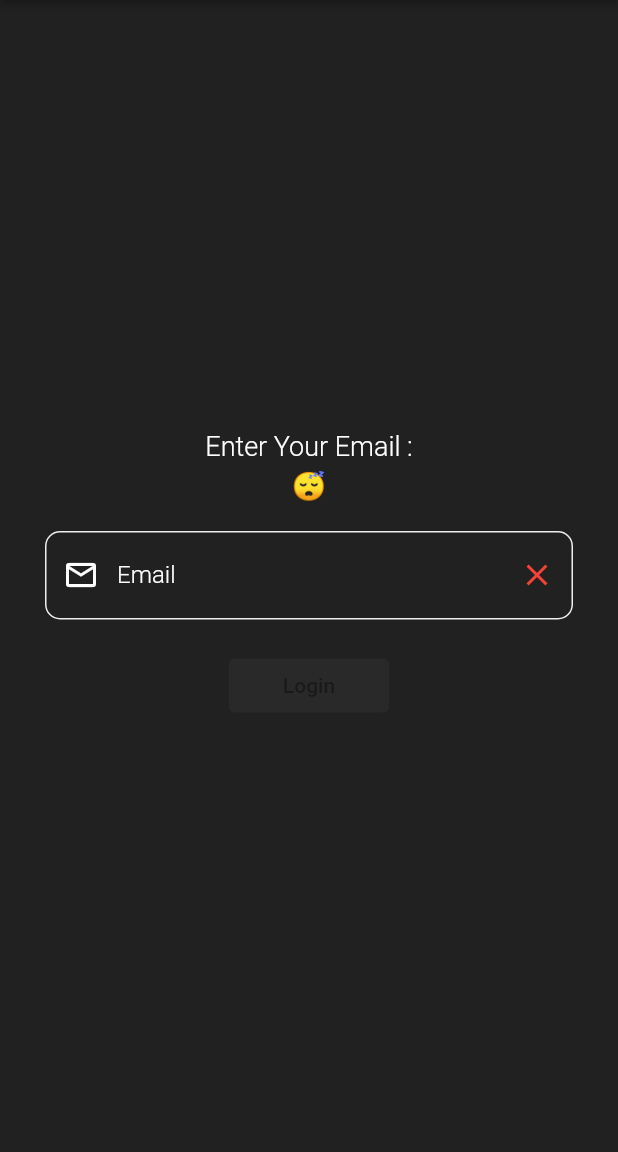
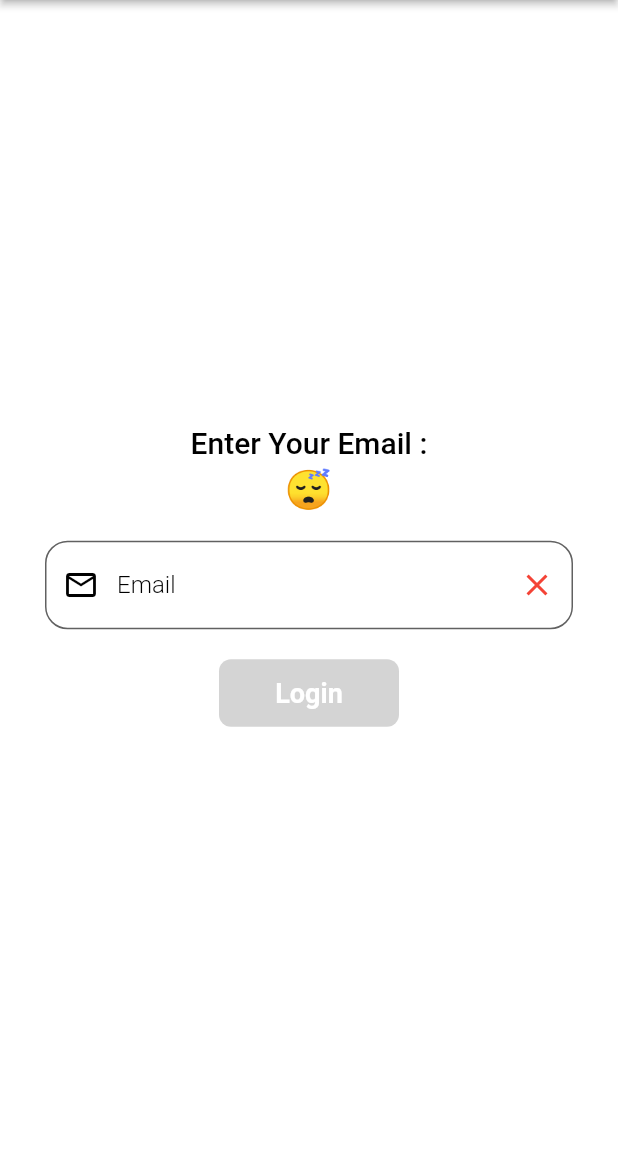
Before and after one commit to AmirBayat0/Email-Validator-with-RegExp-in-Flutter, a Flutter app: the screen it shows after launch, on a phone screen of 412 x 824 dp, the part 84-1236 px from its top. Run offline on Flutter 3.47's test engine with Material 2 defaults, Android fonts, the phone set to English and light mode, and no system bars; our stand-ins replace google_fonts, validators; Roboto replaces fonts that are missing (Ubuntu).

Commit message:
New Version!

```diff
--- a/flutter_email_validator/lib/main.dart
+++ b/flutter_email_validator/lib/main.dart
@@ -1,6 +1,19 @@
 import 'package:flutter/material.dart';
+import 'view/validate.dart';
 
-import 'view/validate.dart';
+//
+// Created by CodeWithFlexZ
+// Tutorials on my YouTube
+//
+//! Instagram
+//! @CodeWithFlexZ
+//
+//? GitHub
+//? AmirBayat0
+//
+//* YouTube
+//* Programming with FlexZ
+//
 
 void main() {
   runApp(const MyApp());
@@ -14,7 +27,7 @@ class MyApp extends StatelessWidget {
     return const MaterialApp(
       debugShowCheckedModeBanner: false,
       title: 'Flutter Email Validator ',
-      home: MainPage(),
+      home: FinalView(),
     );
   }
 }
--- a/flutter_email_validator/lib/view/validate.dart
+++ b/flutter_email_validator/lib/view/validate.dart
@@ -1,17 +1,18 @@
 import 'package:flutter/cupertino.dart';
 import 'package:flutter/material.dart';
+import 'package:google_fonts/google_fonts.dart';
 import 'package:validators/validators.dart';
 
 import '../view/home.dart';
 
-class MainPage extends StatefulWidget {
-  const MainPage({Key? key}) : super(key: key);
+class FinalView extends StatefulWidget {
+  const FinalView({Key? key}) : super(key: key);
 
   @override
-  State<MainPage> createState() => _MainPageState();
+  State<FinalView> createState() => _FinalViewState();
 }
 
-class _MainPageState extends State<MainPage> {
+class _FinalViewState extends State<FinalView> {
   TextEditingController textEditingController = TextEditingController();
   bool isEmailCorrect = false;
 
@@ -22,27 +23,23 @@ class _MainPageState extends State<MainPage> {
   }
 
   dynamic snackBar = SnackBar(
+    backgroundColor: Colors.green,
     duration: const Duration(milliseconds: 1500),
-    content: const Text("Your Registration Complete"),
+    content: const Text("Congrats!😁 Your Registration Complete"),
     action: SnackBarAction(
       label: 'Got it',
+      textColor: Colors.white,
       onPressed: () {},
     ),
   );
 
-  /////////////////////////////////////
-  //@CodeWithFlexz on Instagram
-  //
-  //AmirBayat0 on Github
-  //Programming with Flexz on Youtube
-  /////////////////////////////////////
   @override
   Widget build(BuildContext context) {
     var size = MediaQuery.of(context).size;
     return GestureDetector(
       onTap: () => FocusManager.instance.primaryFocus?.unfocus(),
       child: Scaffold(
-          backgroundColor: Colors.grey[900],
+          backgroundColor: Colors.white,
           appBar: AppBar(
             backgroundColor:
                 isEmailCorrect == false ? Colors.redAccent : Colors.green,
@@ -57,13 +54,13 @@ class _MainPageState extends State<MainPage> {
             child: Column(
               mainAxisAlignment: MainAxisAlignment.center,
               children: [
-                const Text(
+                Text(
                   "Enter Your Email :",
                   textAlign: TextAlign.center,
-                  style: TextStyle(
-                    color: Colors.white,
-                    fontSize: 18,
-                    fontWeight: FontWeight.w300,
+                  style: GoogleFonts.ubuntu(
+                    color: Colors.black,
+                    fontSize: 20,
+                    fontWeight: FontWeight.w500,
                   ),
                 ),
                 const SizedBox(
@@ -72,9 +69,9 @@ class _MainPageState extends State<MainPage> {
                 Text(
                   isEmailCorrect == false ? "😴" : "😁",
                   textAlign: TextAlign.center,
-                  style: const TextStyle(
-                    color: Colors.white,
-                    fontSize: 18,
+                  style: GoogleFonts.ubuntu(
+                    color: Colors.black,
+                    fontSize: 25,
                     fontWeight: FontWeight.w300,
                   ),
                 ),
@@ -95,15 +92,21 @@ class _MainPageState extends State<MainPage> {
     );
   }
 
-  ElevatedButton buildLoginButton(BuildContext context) {
-    return ElevatedButton(
+  Widget buildLoginButton(BuildContext context) {
+    return SizedBox(
+      width: 120,
+      height: 45,
+      child: ElevatedButton(
         onPressed: isEmailCorrect == false
             ? null
             : () {
                 ScaffoldMessenger.of(context).showSnackBar(snackBar);
-              Future.delayed(const Duration(milliseconds: 1500)).then((value) {
-                Navigator.push(context,
-                    CupertinoPageRoute(builder: (context) => const HomePage()));
+                Future.delayed(const Duration(milliseconds: 1500))
+                    .then((value) {
+                  Navigator.push(
+                      context,
+                      CupertinoPageRoute(
+                          builder: (context) => const HomePage()));
                 });
 
                 textEditingController.clear();
@@ -111,16 +114,28 @@ class _MainPageState extends State<MainPage> {
                 setState(() {});
               },
         style: ButtonStyle(
+          shape: MaterialStatePropertyAll(
+              RoundedRectangleBorder(borderRadius: BorderRadius.circular(8))),
           backgroundColor: isEmailCorrect == false
-            ? MaterialStateProperty.all(const Color.fromARGB(255, 41, 41, 41))
+              ? MaterialStateProperty.all(Color.fromARGB(255, 212, 212, 212))
               : MaterialStateProperty.all(Colors.green),
         ),
-      child: const Padding(
-          padding: EdgeInsets.symmetric(horizontal: 20), child: Text("Login")),
+        child: Padding(
+          padding: EdgeInsets.symmetric(horizontal: 20),
+          child: Text(
+            "Login",
+            style: GoogleFonts.ubuntu(
+              color: Colors.white,
+              fontSize: 18,
+              fontWeight: FontWeight.bold,
+            ),
+          ),
+        ),
+      ),
     );
   }
 
-  TextField textField() {
+  Widget textField() {
     return TextField(
       controller: textEditingController,
       onChanged: (val) {
@@ -128,18 +143,18 @@ class _MainPageState extends State<MainPage> {
           isEmailCorrect = isEmail(val);
         });
       },
-      style: const TextStyle(color: Colors.white),
+      style: GoogleFonts.ubuntu(color: Colors.black),
       showCursor: true,
-      cursorColor: Colors.white,
+      cursorColor: Colors.black,
       decoration: InputDecoration(
         labelText: "Email",
         hintText: "somthing@email.com",
-        hintStyle: const TextStyle(color: Colors.grey, fontSize: 15),
-        labelStyle: const TextStyle(
-            color: Colors.white, fontSize: 16, fontWeight: FontWeight.w300),
+        hintStyle: GoogleFonts.ubuntu(color: Colors.grey, fontSize: 15),
+        labelStyle: GoogleFonts.ubuntu(
+            color: Colors.black, fontSize: 16, fontWeight: FontWeight.w300),
         prefixIcon: const Icon(
           Icons.email_outlined,
-          color: Colors.white,
+          color: Colors.black,
         ),
         suffixIcon: isEmailCorrect == false
             ? const Icon(
@@ -151,10 +166,12 @@ class _MainPageState extends State<MainPage> {
                 color: Colors.green,
               ),
         enabledBorder: OutlineInputBorder(
-            borderSide: BorderSide(color: Colors.grey.shade200, width: 1),
-            borderRadius: BorderRadius.circular(10)),
-        floatingLabelStyle: const TextStyle(
-            color: Colors.white, fontSize: 18, fontWeight: FontWeight.w300),
+            borderSide: BorderSide(color: Colors.grey.shade700, width: 1),
+            borderRadius: BorderRadius.circular(15)),
+        floatingLabelStyle: GoogleFonts.ubuntu(
+            color: Colors.grey.shade900,
+            fontSize: 18,
+            fontWeight: FontWeight.w300),
         focusedBorder: OutlineInputBorder(
           borderSide: BorderSide(
               color: isEmailCorrect == false ? Colors.red : Colors.green,
--- a/flutter_email_validator/pubspec.yaml
+++ b/flutter_email_validator/pubspec.yaml
@@ -35,6 +35,7 @@ dependencies:
   # Use with the CupertinoIcons class for iOS style icons.
   cupertino_icons: ^1.0.2
   validators: ^3.0.0
+  google_fonts: ^6.1.0
 
 dev_dependencies:
   flutter_test:
```
Also changed, not shown: flutter_email_validator/analysis_options.yaml (deleted, +0 -29 lines), flutter_email_validator/lib/view/home.dart (+14 -9 lines), flutter_email_validator/pubspec.lock, 43 other files. Lines whose indentation alone changed are shown as unchanged.
